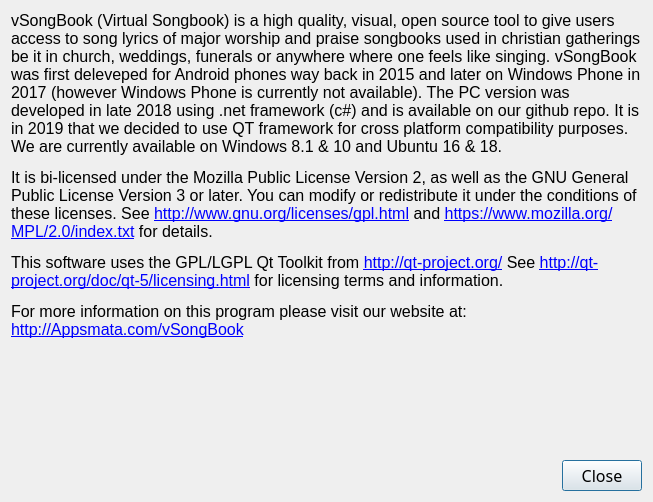
First picture: the form in src/AppAbout.ui, repository AppSmata/vSongBook4pc, before the edit.
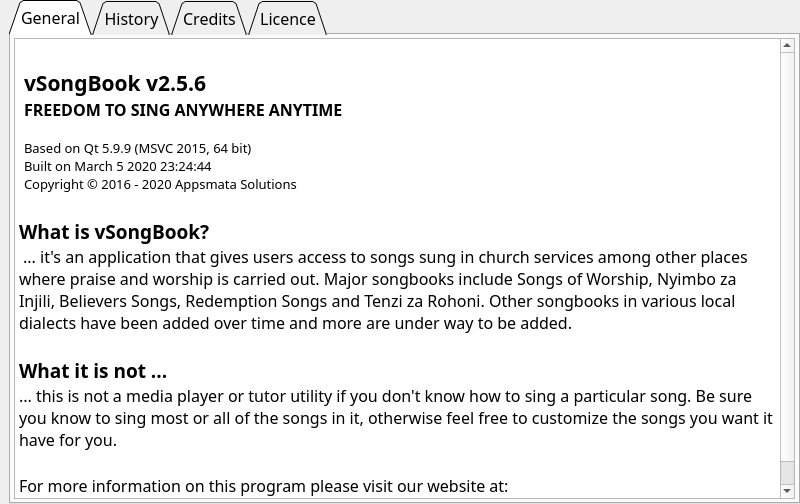
Second picture: the form after the edit. The open tabs and pages were chosen to show the change. Icons and pictures are not drawn.

```diff
--- a/src/AppAbout.ui
+++ b/src/AppAbout.ui
@@ -6,10 +6,16 @@
    <rect>
     <x>0</x>
     <y>0</y>
-    <width>653</width>
-    <height>502</height>
+    <width>800</width>
+    <height>504</height>
    </rect>
   </property>
+  <property name="font">
+   <font>
+    <family>Trebuchet MS</family>
+    <pointsize>12</pointsize>
+   </font>
+  </property>
   <property name="windowTitle">
    <string>About vSongBook</string>
   </property>
@@ -20,38 +26,317 @@
   <property name="sizeGripEnabled">
    <bool>false</bool>
   </property>
-  <layout class="QVBoxLayout" name="verticalLayout_2">
+  <layout class="QVBoxLayout" name="MainLayout">
+   <property name="spacing">
+    <number>0</number>
+   </property>
+   <property name="leftMargin">
+    <number>0</number>
+   </property>
+   <property name="topMargin">
+    <number>0</number>
+   </property>
+   <property name="rightMargin">
+    <number>0</number>
+   </property>
+   <property name="bottomMargin">
+    <number>0</number>
+   </property>
    <item>
-    <widget class="QLabel" name="label">
-     <property name="text">
-      <string>&lt;html&gt;&lt;head/&gt;&lt;body&gt;&lt;p&gt;&lt;span style=&quot; font-size:12pt;&quot;&gt;vSongBook (Virtual Songbook) is a high quality, visual, open source tool to give users access to song lyrics of major worship and praise songbooks used in christian gatherings be it in church, weddings, funerals or anywhere where one feels like singing. vSongBook was first deleveped for Android phones way back in 2015 and later on Windows Phone in 2017 (however Windows Phone is currently not available). The PC version was developed in late 2018 using .net framework (c#) and is available on our github repo. It is in 2019 that we decided to use QT framework for cross platform compatibility purposes. We are currently available on Windows 8.1 &amp;amp; 10 and Ubuntu 16 &amp;amp; 18.&lt;/span&gt;&lt;/p&gt;&lt;p&gt;&lt;span style=&quot; font-size:12pt;&quot;&gt;It is bi-licensed under the Mozilla Public License Version 2, as well as the GNU General Public License Version 3 or later. You can modify or redistribute it under the conditions of these licenses. See &lt;/span&gt;&lt;a href=&quot;http://www.gnu.org/licenses/gpl.html/&quot;&gt;&lt;span style=&quot; font-size:12pt; text-decoration: underline; color:#0000ff;&quot;&gt;http://www.gnu.org/licenses/gpl.html&lt;/span&gt;&lt;/a&gt;&lt;span style=&quot; font-size:12pt;&quot;&gt; and &lt;/span&gt;&lt;a href=&quot;http://www.mozilla.org/MPL/2.0/index.tx&quot;&gt;&lt;span style=&quot; font-size:12pt; text-decoration: underline; color:#0000ff;&quot;&gt;https://www.mozilla.org/MPL/2.0/index.txt&lt;/span&gt;&lt;/a&gt;&lt;span style=&quot; font-size:12pt;&quot;&gt; for details. &lt;/span&gt;&lt;/p&gt;&lt;p&gt;&lt;span style=&quot; font-size:12pt;&quot;&gt;This software uses the GPL/LGPL Qt Toolkit from &lt;/span&gt;&lt;a href=&quot;http://qt-project.org/&quot;&gt;&lt;span style=&quot; font-size:12pt; text-decoration: underline; color:#0000ff;&quot;&gt;http://qt-project.org/&lt;/span&gt;&lt;/a&gt;&lt;span style=&quot; font-size:12pt;&quot;&gt; See &lt;/span&gt;&lt;a href=&quot;http://qt-project.org/doc/qt-5/licensing.html&quot;&gt;&lt;span style=&quot; font-size:12pt; text-decoration: underline; color:#0000ff;&quot;&gt;http://qt-project.org/doc/qt-5/licensing.html&lt;/span&gt;&lt;/a&gt;&lt;span style=&quot; font-size:12pt;&quot;&gt; for licensing terms and information.&lt;/span&gt;&lt;/p&gt;&lt;p&gt;&lt;span style=&quot; font-size:12pt;&quot;&gt;For more information on this program please visit our website at:&lt;br/&gt;&lt;/span&gt;&lt;a href=&quot;http://Appsmata.com/vSongBook&quot;&gt;&lt;span style=&quot; font-size:12pt; text-decoration: underline; color:#0000ff;&quot;&gt;http://Appsmata.com/vSongBook&lt;/span&gt;&lt;/a&gt;&lt;/p&gt;&lt;/body&gt;&lt;/html&gt;</string>
+    <layout class="QHBoxLayout" name="CentralWidget">
+     <property name="spacing">
+      <number>0</number>
      </property>
-     <property name="alignment">
-      <set>Qt::AlignLeading|Qt::AlignLeft|Qt::AlignTop</set>
+     <property name="bottomMargin">
+      <number>0</number>
      </property>
-     <property name="wordWrap">
-      <bool>true</bool>
-     </property>
-     <property name="openExternalLinks">
-      <bool>true</bool>
-     </property>
-    </widget>
-   </item>
-   <item>
-    <widget class="QDialogButtonBox" name="buttonBox">
-     <property name="font">
-      <font>
-       <family>Trebuchet MS</family>
-       <pointsize>12</pointsize>
-      </font>
-     </property>
-     <property name="orientation">
-      <enum>Qt::Horizontal</enum>
-     </property>
-     <property name="standardButtons">
-      <set>QDialogButtonBox::Close</set>
-     </property>
-    </widget>
+     <item>
+      <layout class="QVBoxLayout" name="PanelLeft">
+       <item>
+        <widget class="QLabel" name="Icon1">
+         <property name="sizePolicy">
+          <sizepolicy hsizetype="Fixed" vsizetype="Preferred">
+           <horstretch>0</horstretch>
+           <verstretch>0</verstretch>
+          </sizepolicy>
+         </property>
+         <property name="text">
+          <string/>
+         </property>
+         <property name="pixmap">
+          <pixmap resource="images/images.qrc">:/images/About.png</pixmap>
+         </property>
+         <property name="scaledContents">
+          <bool>true</bool>
+         </property>
+        </widget>
+       </item>
+      </layout>
+     </item>
+     <item>
+      <layout class="QVBoxLayout" name="PanelRight">
+       <item>
+        <widget class="QTabWidget" name="PrefsTabs">
+         <property name="enabled">
+          <bool>true</bool>
+         </property>
+         <property name="sizePolicy">
+          <sizepolicy hsizetype="Expanding" vsizetype="Expanding">
+           <horstretch>0</horstretch>
+           <verstretch>0</verstretch>
+          </sizepolicy>
+         </property>
+         <property name="minimumSize">
+          <size>
+           <width>0</width>
+           <height>0</height>
+          </size>
+         </property>
+         <property name="font">
+          <font>
+           <family>Trebuchet MS</family>
+           <pointsize>12</pointsize>
+           <weight>50</weight>
+           <bold>false</bold>
+          </font>
+         </property>
+         <property name="tabPosition">
+          <enum>QTabWidget::North</enum>
+         </property>
+         <property name="tabShape">
+          <enum>QTabWidget::Triangular</enum>
+         </property>
+         <property name="currentIndex">
+          <number>2</number>
+         </property>
+         <property name="elideMode">
+          <enum>Qt::ElideNone</enum>
+         </property>
+         <property name="documentMode">
+          <bool>false</bool>
+         </property>
+         <property name="tabsClosable">
+          <bool>false</bool>
+         </property>
+         <property name="movable">
+          <bool>true</bool>
+         </property>
+         <property name="tabBarAutoHide">
+          <bool>true</bool>
+         </property>
+         <widget class="QWidget" name="TabPage1">
+          <property name="sizePolicy">
+           <sizepolicy hsizetype="Preferred" vsizetype="Fixed">
+            <horstretch>0</horstretch>
+            <verstretch>0</verstretch>
+           </sizepolicy>
+          </property>
+          <property name="font">
+           <font>
+            <family>Trebuchet MS</family>
+            <pointsize>12</pointsize>
+            <weight>50</weight>
+            <bold>false</bold>
+           </font>
+          </property>
+          <property name="accessibleName">
+           <string extracomment="This has to be equal to the tab title in all the main tabs">History</string>
+          </property>
+          <attribute name="title">
+           <string>General</string>
+          </attribute>
+          <layout class="QVBoxLayout" name="LayoutTabPage1">
+           <property name="spacing">
+            <number>3</number>
+           </property>
+           <property name="leftMargin">
+            <number>3</number>
+           </property>
+           <property name="topMargin">
+            <number>3</number>
+           </property>
+           <property name="rightMargin">
+            <number>3</number>
+           </property>
+           <property name="bottomMargin">
+            <number>3</number>
+           </property>
+           <item>
+            <widget class="QTextBrowser" name="TxtGeneral">
+             <property name="html">
+              <string>&lt;!DOCTYPE HTML PUBLIC &quot;-//W3C//DTD HTML 4.0//EN&quot; &quot;http://www.w3.org/TR/REC-html40/strict.dtd&quot;&gt;
+&lt;html&gt;&lt;head&gt;&lt;meta name=&quot;qrichtext&quot; content=&quot;1&quot; /&gt;&lt;style type=&quot;text/css&quot;&gt;
+p, li { white-space: pre-wrap; }
+&lt;/style&gt;&lt;/head&gt;&lt;body style=&quot; font-family:'Trebuchet MS','Trebuchet MS','Trebuchet MS'; font-size:12pt; font-weight:400; font-style:normal;&quot;&gt;
+&lt;table border=&quot;0&quot; style=&quot; margin-top:0px; margin-bottom:0px; margin-left:0px; margin-right:0px;&quot; cellspacing=&quot;2&quot; cellpadding=&quot;0&quot;&gt;
+&lt;tr&gt;
+&lt;td&gt;
+&lt;p style=&quot; margin-top:0px; margin-bottom:0px; margin-left:0px; margin-right:0px; -qt-block-indent:0; text-indent:0px;&quot;&gt;&lt;img src=&quot;:/images/vSongBook.png&quot; height=&quot;150&quot; /&gt;&lt;/p&gt;&lt;/td&gt;
+&lt;td&gt;
+&lt;p style=&quot; margin-top:0px; margin-bottom:0px; margin-left:0px; margin-right:0px; -qt-block-indent:0; text-indent:0px;&quot;&gt; &lt;/p&gt;
+&lt;p style=&quot; margin-top:0px; margin-bottom:0px; margin-left:0px; margin-right:0px; -qt-block-indent:0; text-indent:0px;&quot;&gt;&lt;span style=&quot; font-size:16pt; font-weight:600;&quot;&gt;vSongBook v2.5.6&lt;/span&gt;&lt;/p&gt;
+&lt;p style=&quot; margin-top:0px; margin-bottom:0px; margin-left:0px; margin-right:0px; -qt-block-indent:0; text-indent:0px;&quot;&gt;&lt;span style=&quot; font-weight:600;&quot;&gt;FREEDOM TO SING ANYWHERE ANYTIME&lt;/span&gt;&lt;/p&gt;
+&lt;p style=&quot;-qt-paragraph-type:empty; margin-top:0px; margin-bottom:0px; margin-left:0px; margin-right:0px; -qt-block-indent:0; text-indent:0px; font-size:10pt;&quot;&gt;&lt;br /&gt;&lt;/p&gt;
+&lt;p style=&quot; margin-top:0px; margin-bottom:0px; margin-left:0px; margin-right:0px; -qt-block-indent:0; text-indent:0px;&quot;&gt;&lt;span style=&quot; font-size:10pt;&quot;&gt;Based on Qt 5.9.9 (MSVC 2015, 64 bit)&lt;/span&gt;&lt;/p&gt;
+&lt;p style=&quot; margin-top:0px; margin-bottom:0px; margin-left:0px; margin-right:0px; -qt-block-indent:0; text-indent:0px;&quot;&gt;&lt;span style=&quot; font-size:10pt;&quot;&gt;Built on March 5 2020 23:24:44&lt;/span&gt;&lt;/p&gt;
+&lt;p style=&quot; margin-top:0px; margin-bottom:0px; margin-left:0px; margin-right:0px; -qt-block-indent:0; text-indent:0px;&quot;&gt;&lt;span style=&quot; font-size:10pt;&quot;&gt;Copyright © 2016 - 2020 Appsmata Solutions&lt;/span&gt;&lt;/p&gt;
+&lt;p style=&quot;-qt-paragraph-type:empty; margin-top:0px; margin-bottom:0px; margin-left:0px; margin-right:0px; -qt-block-indent:0; text-indent:0px;&quot;&gt;&lt;br /&gt;&lt;/p&gt;&lt;/td&gt;&lt;/tr&gt;&lt;/table&gt;
+&lt;p style=&quot; margin-top:0px; margin-bottom:0px; margin-left:0px; margin-right:0px; -qt-block-indent:0; text-indent:0px;&quot;&gt;&lt;span style=&quot; font-size:14pt; font-weight:600;&quot;&gt;What is vSongBook?&lt;/span&gt;&lt;/p&gt;
+&lt;p style=&quot; margin-top:0px; margin-bottom:0px; margin-left:0px; margin-right:0px; -qt-block-indent:0; text-indent:0px;&quot;&gt; ... it's an application that gives users access to songs sung in church services among other places where praise and worship is carried out. Major songbooks include Songs of Worship, Nyimbo za Injili, Believers Songs, Redemption Songs and Tenzi za Rohoni. Other songbooks in various local dialects have been added over time and more are under way to be added.&lt;/p&gt;
+&lt;p style=&quot;-qt-paragraph-type:empty; margin-top:0px; margin-bottom:0px; margin-left:0px; margin-right:0px; -qt-block-indent:0; text-indent:0px;&quot;&gt;&lt;br /&gt;&lt;/p&gt;
+&lt;p style=&quot; margin-top:0px; margin-bottom:0px; margin-left:0px; margin-right:0px; -qt-block-indent:0; text-indent:0px;&quot;&gt;&lt;span style=&quot; font-size:14pt; font-weight:600;&quot;&gt;What it is not ...&lt;/span&gt;&lt;/p&gt;
+&lt;p style=&quot; margin-top:0px; margin-bottom:0px; margin-left:0px; margin-right:0px; -qt-block-indent:0; text-indent:0px;&quot;&gt;... this is not a media player or tutor utility if you don't know how to sing a particular song. Be sure you know to sing most or all of the songs in it, otherwise feel free to customize the songs you want it have for you.&lt;/p&gt;
+&lt;p style=&quot;-qt-paragraph-type:empty; margin-top:0px; margin-bottom:0px; margin-left:0px; margin-right:0px; -qt-block-indent:0; text-indent:0px;&quot;&gt;&lt;br /&gt;&lt;/p&gt;
+&lt;p style=&quot; margin-top:0px; margin-bottom:0px; margin-left:0px; margin-right:0px; -qt-block-indent:0; text-indent:0px;&quot;&gt;For more information on this program please visit our website at:&lt;br /&gt;&lt;a href=&quot;http://Appsmata.com/vSongBook&quot;&gt;&lt;span style=&quot; text-decoration: underline; color:#0000ff;&quot;&gt;http://Appsmata.com/vSongBook&lt;/span&gt;&lt;/a&gt;.&lt;/p&gt;&lt;/body&gt;&lt;/html&gt;</string>
+             </property>
+            </widget>
+           </item>
+          </layout>
+         </widget>
+         <widget class="QWidget" name="TabPage2">
+          <property name="font">
+           <font>
+            <family>Trebuchet MS</family>
+            <pointsize>12</pointsize>
+            <weight>50</weight>
+            <bold>false</bold>
+           </font>
+          </property>
+          <property name="accessibleName">
+           <string extracomment="This has to be equal to the tab title in all the main tabs">History</string>
+          </property>
+          <attribute name="title">
+           <string>History</string>
+          </attribute>
+          <layout class="QVBoxLayout" name="LayoutTabPage2">
+           <property name="spacing">
+            <number>3</number>
+           </property>
+           <property name="leftMargin">
+            <number>3</number>
+           </property>
+           <property name="topMargin">
+            <number>3</number>
+           </property>
+           <property name="rightMargin">
+            <number>3</number>
+           </property>
+           <property name="bottomMargin">
+            <number>3</number>
+           </property>
+           <item>
+            <widget class="QTextBrowser" name="TxtHistory">
+             <property name="html">
+              <string>&lt;!DOCTYPE HTML PUBLIC &quot;-//W3C//DTD HTML 4.0//EN&quot; &quot;http://www.w3.org/TR/REC-html40/strict.dtd&quot;&gt;
+&lt;html&gt;&lt;head&gt;&lt;meta name=&quot;qrichtext&quot; content=&quot;1&quot; /&gt;&lt;style type=&quot;text/css&quot;&gt;
+p, li { white-space: pre-wrap; }
+&lt;/style&gt;&lt;/head&gt;&lt;body style=&quot; font-family:'Trebuchet MS','Trebuchet MS','Trebuchet MS'; font-size:12pt; font-weight:400; font-style:normal;&quot;&gt;
+&lt;p style=&quot; margin-top:0px; margin-bottom:0px; margin-left:0px; margin-right:0px; -qt-block-indent:0; text-indent:0px;&quot;&gt;vSongBook was first developed in September 2014 as android application by Brother Jack Siro then an ICT student at KTTC. Having learnt basics of android app development from one of his friends, Georffrey Omenda, he felt he could try to digitize the Songs of Worship and Nyimbo za Injili into an app for himself just like the Bible was an app on his phone.&lt;/p&gt;
+&lt;p style=&quot;-qt-paragraph-type:empty; margin-top:0px; margin-bottom:0px; margin-left:0px; margin-right:0px; -qt-block-indent:0; text-indent:0px;&quot;&gt;&lt;br /&gt;&lt;/p&gt;
+&lt;p style=&quot; margin-top:0px; margin-bottom:0px; margin-left:0px; margin-right:0px; -qt-block-indent:0; text-indent:0px;&quot;&gt;While at home in December the same year his father who came to his room to check on him and ask 'some little computer questions' noticed an unfamiliar app on his phone. On learning and interacting with it he asked to have it on his phone. Brother Siro, the happy father went ahead to share the app Jack's elder brothers. Later while at the End of Year Meetings at Mbale, Kenya he endosed it there during one of his sermons. The app by then had only 100 Songs of Worship as well as 100 Nyimbo za Injili songs.&lt;/p&gt;
+&lt;p style=&quot;-qt-paragraph-type:empty; margin-top:0px; margin-bottom:0px; margin-left:0px; margin-right:0px; -qt-block-indent:0; text-indent:0px;&quot;&gt;&lt;br /&gt;&lt;/p&gt;
+&lt;p style=&quot; margin-top:0px; margin-bottom:0px; margin-left:0px; margin-right:0px; -qt-block-indent:0; text-indent:0px;&quot;&gt;Due to pressure to have all the songs in the app he invited Brother George Gitau then BBIT student at JKUAT to type the songs for him. By the mid of 2015 all the songs in the tow major songbooks were in digital format. However because of insufficient funds he could not afford to host the app on playstore. But God who was ever on his side connected him with Kevin Ngalonde, a brother from Zimbabwe who owned ZimApps a small startup. Brother Kevin generously hosted the app for him until when he would be able to have his own Playstore account. During that same time he met Pastor Waheire of Banana Believers Church who sponsored the digitizing of Nyimbo cia Kuinira Ngai, the Kikuyu songbook.&lt;/p&gt;
+&lt;p style=&quot;-qt-paragraph-type:empty; margin-top:0px; margin-bottom:0px; margin-left:0px; margin-right:0px; -qt-block-indent:0; text-indent:0px;&quot;&gt;&lt;br /&gt;&lt;/p&gt;
+&lt;p style=&quot; margin-top:0px; margin-bottom:0px; margin-left:0px; margin-right:0px; -qt-block-indent:0; text-indent:0px;&quot;&gt;In August 2015 while at attachment he made a new update made users of the app pay Ksh 200 to use the app without which the app would cease to work five days after installation. Mode of payment was though mobile money to his personal mobile money account. He would then send a short code to the user to activate the app. This then became a major income earner for him while still a student and he was able to expand his territory to Windows Phone in 2016. In mid 2016 when he managed to have his own Playstore account that he now hosts the app from.&lt;/p&gt;
+&lt;p style=&quot;-qt-paragraph-type:empty; margin-top:0px; margin-bottom:0px; margin-left:0px; margin-right:0px; -qt-block-indent:0; text-indent:0px;&quot;&gt;&lt;br /&gt;&lt;/p&gt;
+&lt;p style=&quot; margin-top:0px; margin-bottom:0px; margin-left:0px; margin-right:0px; -qt-block-indent:0; text-indent:0px;&quot;&gt;Towards the begining of 2017 as a freelancer he was already working on a desktop version of the app using .net framework (c#). Since the PC version was on sell at Kshs 1500 not many were able to purchase it and so it didnt become a major project for him. With constant improvements the Android app seen many improvements which are now being ported to the PC version. Both apps are free thanks to various donations give to the project. As of late 2019 to the present moment the two apps have newer facelists and more features added to them, and who knows courtesy of the QT framework (c++) it will be able to be fully cross platform app on Android, Web, Windows, Linux, MacOS and iOS!&lt;/p&gt;&lt;/body&gt;&lt;/html&gt;</string>
+             </property>
+            </widget>
+           </item>
+          </layout>
+         </widget>
+         <widget class="QWidget" name="TabPage3">
+          <property name="font">
+           <font>
+            <family>Trebuchet MS</family>
+            <pointsize>12</pointsize>
+            <weight>50</weight>
+            <bold>false</bold>
+           </font>
+          </property>
+          <property name="accessibleName">
+           <string extracomment="This has to be equal to the tab title in all the main tabs">History</string>
+          </property>
+          <attribute name="title">
+           <string>Credits</string>
+          </attribute>
+          <layout class="QVBoxLayout" name="LayoutTabPage3">
+           <property name="spacing">
+            <number>3</number>
+           </property>
+           <property name="leftMargin">
+            <number>3</number>
+           </property>
+           <property name="topMargin">
+            <number>3</number>
+           </property>
+           <property name="rightMargin">
+            <number>3</number>
+           </property>
+           <property name="bottomMargin">
+            <number>3</number>
+           </property>
+           <item>
+            <widget class="QTextBrowser" name="TxtCredits"/>
+           </item>
+          </layout>
+         </widget>
+         <widget class="QWidget" name="TabPage4">
+          <property name="font">
+           <font>
+            <family>Trebuchet MS</family>
+            <pointsize>12</pointsize>
+            <weight>50</weight>
+            <bold>false</bold>
+           </font>
+          </property>
+          <property name="accessibleName">
+           <string extracomment="This has to be equal to the tab title in all the main tabs">History</string>
+          </property>
+          <attribute name="title">
+           <string>Licence</string>
+          </attribute>
+          <layout class="QVBoxLayout" name="LayoutTabPage4">
+           <property name="spacing">
+            <number>3</number>
+           </property>
+           <property name="leftMargin">
+            <number>3</number>
+           </property>
+           <property name="topMargin">
+            <number>3</number>
+           </property>
+           <property name="rightMargin">
+            <number>3</number>
+           </property>
+           <property name="bottomMargin">
+            <number>3</number>
+           </property>
+           <item>
+            <widget class="QTextBrowser" name="TxtLicence">
+             <property name="html">
+              <string>&lt;!DOCTYPE HTML PUBLIC &quot;-//W3C//DTD HTML 4.0//EN&quot; &quot;http://www.w3.org/TR/REC-html40/strict.dtd&quot;&gt;
+&lt;html&gt;&lt;head&gt;&lt;meta name=&quot;qrichtext&quot; content=&quot;1&quot; /&gt;&lt;style type=&quot;text/css&quot;&gt;
+p, li { white-space: pre-wrap; }
+&lt;/style&gt;&lt;/head&gt;&lt;body style=&quot; font-family:'Trebuchet MS','Trebuchet MS','Trebuchet MS'; font-size:12pt; font-weight:400; font-style:normal;&quot;&gt;
+&lt;p style=&quot; margin-top:0px; margin-bottom:0px; margin-left:0px; margin-right:0px; -qt-block-indent:0; text-indent:0px;&quot;&gt;This program is a free software; you can redistribute it and or modify it under the terms of the GNU General Public License as published by the Free Software Foundation; either version 2 of the License, or (at your option) any later version. This program is distributed in the hope that it will be useful, but WITHOUT ANY WARRANTY; without even the implied warranty of MERCHANTABILITY or FITNESS FOR A PARTICULAR PURPOSE. Please see the GNU General Public License for more details.&lt;/p&gt;
+&lt;p style=&quot;-qt-paragraph-type:empty; margin-top:0px; margin-bottom:0px; margin-left:0px; margin-right:0px; -qt-block-indent:0; text-indent:0px; font-size:10pt;&quot;&gt;&lt;br /&gt;&lt;/p&gt;
+&lt;p style=&quot; margin-top:0px; margin-bottom:0px; margin-left:0px; margin-right:0px; -qt-block-indent:0; text-indent:0px;&quot;&gt;It is bi-licensed under the Mozilla Public License Version 2, as well as the GNU General Public License Version 3 or later. You can modify or redistribute it under the conditions of these licenses. &lt;/p&gt;
+&lt;p style=&quot; margin-top:0px; margin-bottom:0px; margin-left:0px; margin-right:0px; -qt-block-indent:0; text-indent:0px;&quot;&gt;See &lt;a href=&quot;http://www.gnu.org/licenses/gpl.html/&quot;&gt;&lt;span style=&quot; text-decoration: underline; color:#0000ff;&quot;&gt;http://www.gnu.org/licenses/gpl.html&lt;/span&gt;&lt;/a&gt; and &lt;a href=&quot;http://www.mozilla.org/MPL/2.0/index.tx&quot;&gt;&lt;span style=&quot; text-decoration: underline; color:#0000ff;&quot;&gt;https://www.mozilla.org/MPL/2.0/index.txt&lt;/span&gt;&lt;/a&gt; for details. &lt;/p&gt;
+&lt;p style=&quot; margin-top:12px; margin-bottom:12px; margin-left:0px; margin-right:0px; -qt-block-indent:0; text-indent:0px;&quot;&gt;This software uses the GPL/LGPL Qt Toolkit from &lt;a href=&quot;http://qt-project.org/&quot;&gt;&lt;span style=&quot; text-decoration: underline; color:#0000ff;&quot;&gt;http://qt-project.org/&lt;/span&gt;&lt;/a&gt; &lt;/p&gt;
+&lt;p style=&quot; margin-top:12px; margin-bottom:12px; margin-left:0px; margin-right:0px; -qt-block-indent:0; text-indent:0px;&quot;&gt;See &lt;a href=&quot;http://qt-project.org/doc/qt-5/licensing.html&quot;&gt;&lt;span style=&quot; text-decoration: underline; color:#0000ff;&quot;&gt;http://qt-project.org/doc/qt-5/licensing.html&lt;/span&gt;&lt;/a&gt; for licensing terms and information.&lt;/p&gt;
+&lt;p style=&quot;-qt-paragraph-type:empty; margin-top:12px; margin-bottom:12px; margin-left:0px; margin-right:0px; -qt-block-indent:0; text-indent:0px;&quot;&gt;&lt;br /&gt;&lt;/p&gt;
+&lt;p style=&quot;-qt-paragraph-type:empty; margin-top:12px; margin-bottom:12px; margin-left:0px; margin-right:0px; -qt-block-indent:0; text-indent:0px;&quot;&gt;&lt;br /&gt;&lt;/p&gt;&lt;/body&gt;&lt;/html&gt;</string>
+             </property>
+            </widget>
+           </item>
+          </layout>
+         </widget>
+        </widget>
+       </item>
+      </layout>
+     </item>
+    </layout>
    </item>
   </layout>
  </widget>
```
Left out of the diff: 36 changed lines with no effect on the pictures.
